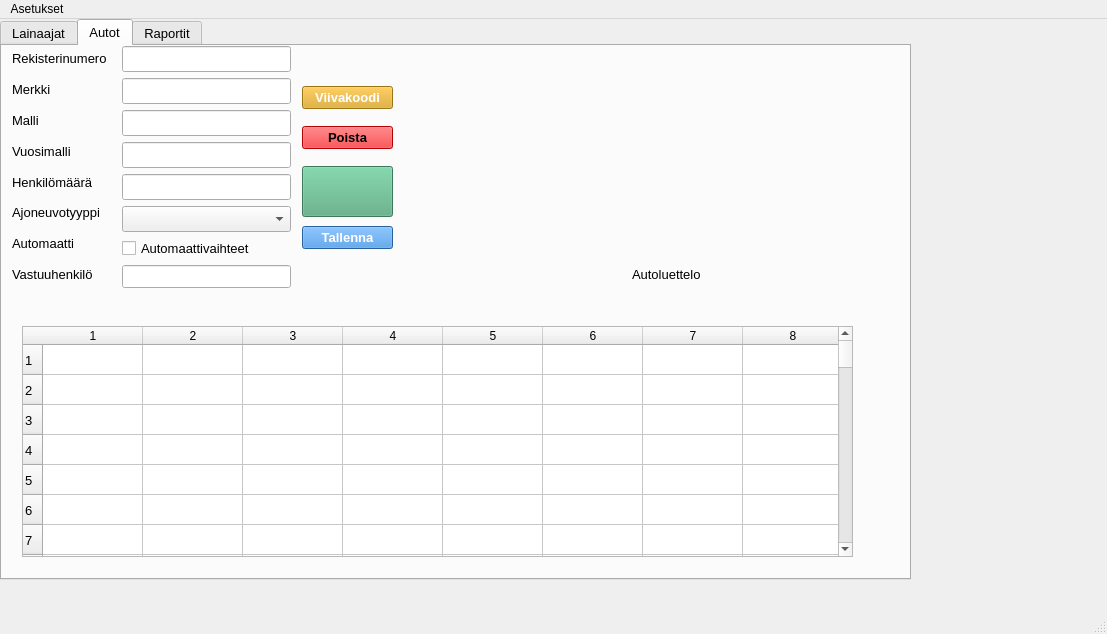
First picture: the form in administrative.ui, repository katalav/Autolainaus_hallinta, before the edit.
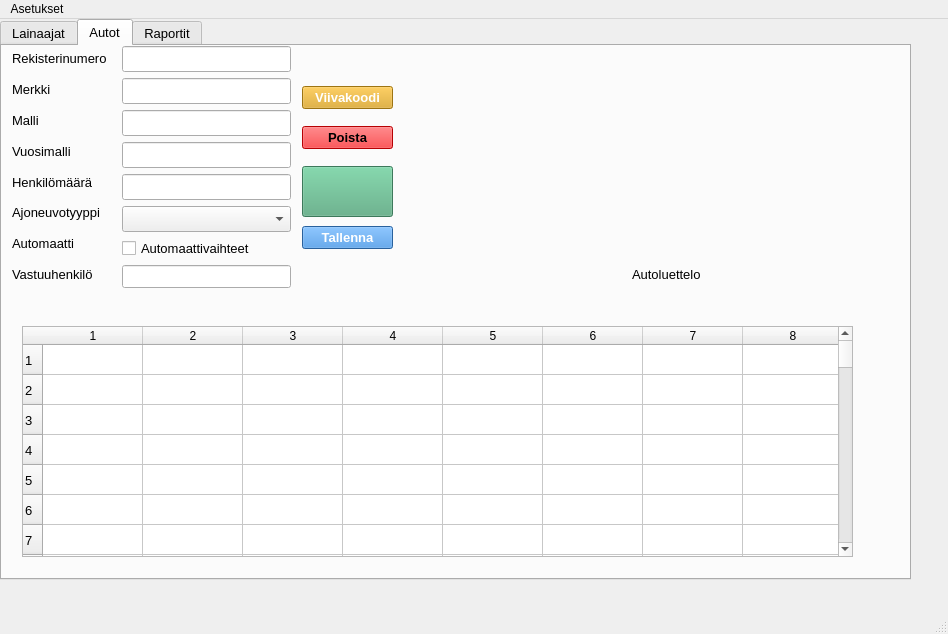
Second picture: the form after the edit. Icons and pictures are not drawn.

Diff of the .ui file:
```diff
--- a/administrative.ui
+++ b/administrative.ui
@@ -6,7 +6,7 @@
    <rect>
     <x>0</x>
     <y>0</y>
-    <width>1107</width>
+    <width>948</width>
     <height>634</height>
    </rect>
   </property>
@@ -11052,7 +11052,7 @@
     <rect>
      <x>0</x>
      <y>0</y>
-     <width>1107</width>
+     <width>948</width>
      <height>33</height>
     </rect>
    </property>
```
